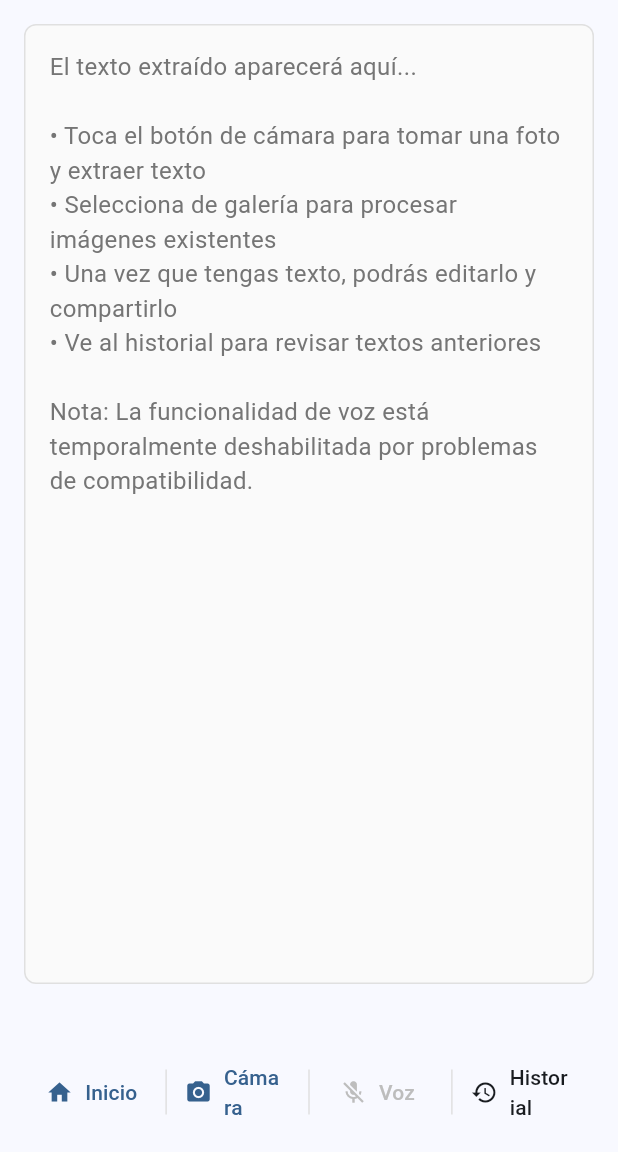
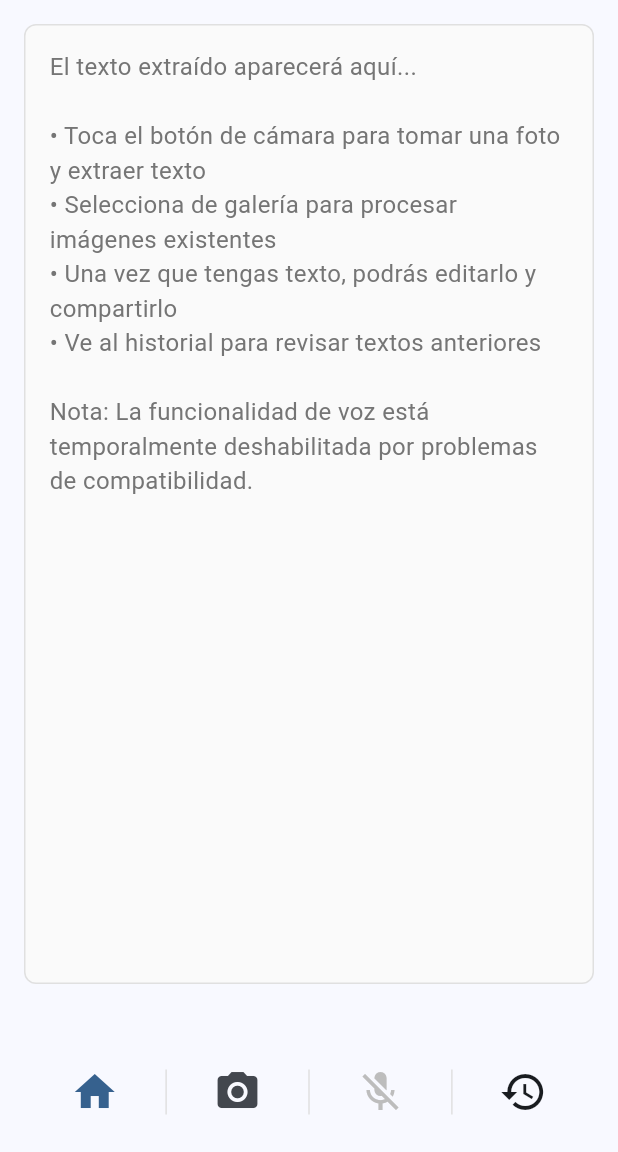
Before and after one commit to AlvaroGarciaMoreau/Totext, a Flutter app: the screen it shows after launch, on a phone screen of 412 x 824 dp, the part 84-1236 px from its top. Run offline on Flutter 3.47's test engine with Material 3 defaults, Android fonts, the phone set to English and light mode, and no system bars; our stand-ins replace camera, image_picker, permission_handler, share_plus, shared_preferences; missing offline and left inert: google_mlkit_text_recognition.

Commit message:
28072025 primera version

```diff
--- a/totext/lib/main.dart
+++ b/totext/lib/main.dart
@@ -589,7 +589,7 @@ class _HomePageState extends State<HomePage> {
         children: [
           // Botón de navegación a Inicio
           Expanded(
-            child: TextButton.icon(
+            child: IconButton(
               onPressed: () {
                 setState(() {
                   _selectedIndex = 0;
@@ -597,18 +597,12 @@ class _HomePageState extends State<HomePage> {
               },
               icon: Icon(
                 Icons.home,
+                size: 32,
                 color: _selectedIndex == 0
                     ? Theme.of(context).colorScheme.primary
                     : Theme.of(context).colorScheme.onSurface,
               ),
-              label: Text(
-                'Inicio',
-                style: TextStyle(
-                  color: _selectedIndex == 0
-                      ? Theme.of(context).colorScheme.primary
-                      : Theme.of(context).colorScheme.onSurface,
-                ),
-              ),
+              tooltip: 'Inicio',
             ),
           ),
 
@@ -621,7 +615,7 @@ class _HomePageState extends State<HomePage> {
 
           // Botón de cámara
           Expanded(
-            child: TextButton.icon(
+            child: IconButton(
               onPressed: _isLoading ? null : () {
                 showModalBottomSheet(
                   context: context,
@@ -651,8 +645,11 @@ class _HomePageState extends State<HomePage> {
                   },
                 );
               },
-              icon: const Icon(Icons.camera_alt),
-              label: const Text('Cámara'),
+              icon: const Icon(
+                Icons.camera_alt,
+                size: 32,
+              ),
+              tooltip: 'Cámara',
             ),
           ),
 
@@ -665,16 +662,14 @@ class _HomePageState extends State<HomePage> {
 
           // Botón de micrófono (deshabilitado)
           Expanded(
-            child: TextButton.icon(
+            child: IconButton(
               onPressed: _startListening,
               icon: Icon(
                 Icons.mic_off,
+                size: 32,
                 color: Colors.grey.shade400,
               ),
-              label: Text(
-                'Voz',
-                style: TextStyle(color: Colors.grey.shade400),
-              ),
+              tooltip: 'Voz (no disponible)',
             ),
           ),
 
@@ -687,7 +682,7 @@ class _HomePageState extends State<HomePage> {
 
           // Botón de navegación a Historial
           Expanded(
-            child: TextButton.icon(
+            child: IconButton(
               onPressed: () {
                 setState(() {
                   _selectedIndex = 1;
@@ -695,18 +690,12 @@ class _HomePageState extends State<HomePage> {
               },
               icon: Icon(
                 Icons.history,
+                size: 32,
                 color: _selectedIndex == 1
                     ? Theme.of(context).colorScheme.primary
                     : Theme.of(context).colorScheme.onSurface,
               ),
-              label: Text(
-                'Historial',
-                style: TextStyle(
-                  color: _selectedIndex == 1
-                      ? Theme.of(context).colorScheme.primary
-                      : Theme.of(context).colorScheme.onSurface,
-                ),
-              ),
+              tooltip: 'Historial',
             ),
           ),
         ],
```
